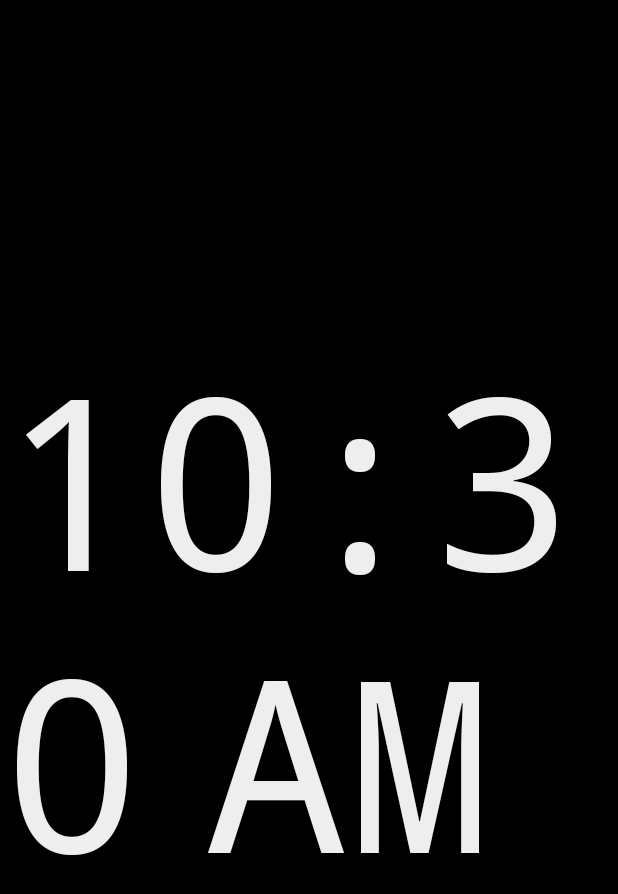
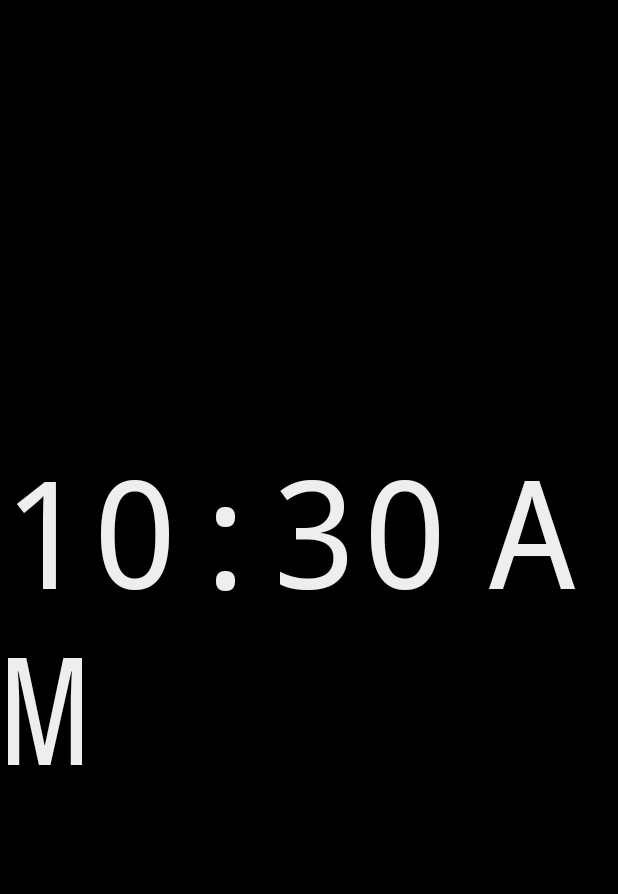
Before and after one commit to liu-jie/Daydream, an Android app: the screen it shows after launch (MainActivity), on a phone screen of 412 x 824 dp. Shown: the top 894 px of the screen. Run offline under Robolectric (Android 15) with nearby library versions, the phone set to English and light mode, and no system bars.

Commit message:
Change size of clock text automatically

```diff
--- a/app/src/main/java/cn/eirture/daydream/MainActivity.kt
+++ b/app/src/main/java/cn/eirture/daydream/MainActivity.kt
@@ -4,12 +4,14 @@ import android.content.pm.ActivityInfo
 import android.os.Bundle
 import android.support.v7.app.AppCompatActivity
 import android.view.OrientationEventListener
+import android.widget.TextClock
 import java.util.*
 import java.util.function.Consumer
 
 class MainActivity : AppCompatActivity() {
 
     private lateinit var mOrientationEventListener: OrientationEventListener
+    private lateinit var tvClock: TextClock
 
     private fun getOrientation(v: Int) = when (v) {
         in 0..30 -> ActivityInfo.SCREEN_ORIENTATION_PORTRAIT
@@ -22,12 +24,24 @@ class MainActivity : AppCompatActivity() {
 
     override fun onCreate(savedInstanceState: Bundle?) {
         super.onCreate(savedInstanceState)
+        setContentView(R.layout.activity_main)
+        initViews()
+        initSensors()
 
-        setContentView(R.layout.activity_main)
+    }
+
+    private fun initViews() {
+        tvClock = findViewById(R.id.tvClock)
+        tvClock.textSize = 100f
+    }
+
+    private fun initSensors() {
         mOrientationEventListener = MyOrientationEventListener(this, Consumer {
             val newOrientation = getOrientation(it)
             if (newOrientation != null) {
                 requestedOrientation = newOrientation
+                tvClock.textSize =
+                    if (newOrientation == ActivityInfo.SCREEN_ORIENTATION_REVERSE_PORTRAIT) 100f else 160f
             }
         })
     }
--- a/app/src/main/res/layout/activity_main.xml
+++ b/app/src/main/res/layout/activity_main.xml
@@ -1,5 +1,6 @@
 <?xml version="1.0" encoding="utf-8"?>
-<android.support.constraint.ConstraintLayout xmlns:android="http://schemas.android.com/apk/res/android"
+<android.support.constraint.ConstraintLayout
+        xmlns:android="http://schemas.android.com/apk/res/android"
         xmlns:app="http://schemas.android.com/apk/res-auto"
         xmlns:tools="http://schemas.android.com/tools"
         android:layout_width="match_parent"
@@ -12,12 +13,16 @@
     <TextClock
             android:layout_width="wrap_content"
             android:layout_height="wrap_content"
+            android:id="@+id/tvClock"
             android:fontFamily="monospace"
             android:format24Hour="H:mm"
             android:textColor="@color/light"
-        android:textSize="160sp"
+            tools:textSize="160sp"
+            tools:text="12:08"
             app:layout_constraintBottom_toBottomOf="parent"
             app:layout_constraintEnd_toEndOf="parent"
             app:layout_constraintStart_toStartOf="parent"
-        app:layout_constraintTop_toTopOf="parent" />
+            app:layout_constraintTop_toTopOf="parent"/>
+
+
 </android.support.constraint.ConstraintLayout>
```
Lines whose indentation alone changed are shown as unchanged.
